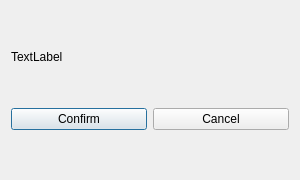
Before: the Qt Designer form src/createserverwindow.ui in RenZihou/ArmyChess, drawn with Qt 5.
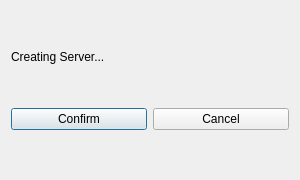
After: the same form once the commit is applied.

Commit message: fix bug (listen fail)

```diff
--- a/src/createserverwindow.ui
+++ b/src/createserverwindow.ui
@@ -42,7 +42,7 @@
    <item>
     <widget class="QLabel" name="ipLabel">
      <property name="text">
-      <string>TextLabel</string>
+      <string>Creating Server...</string>
      </property>
     </widget>
    </item>
```
The commit also changes 1 other file.
